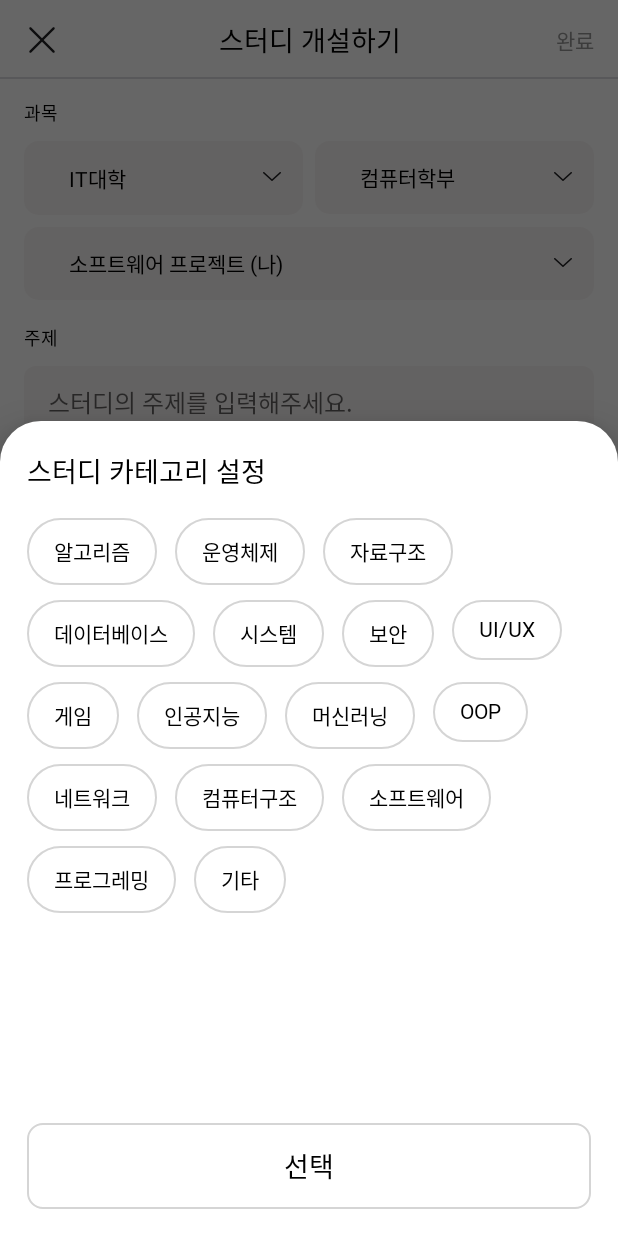
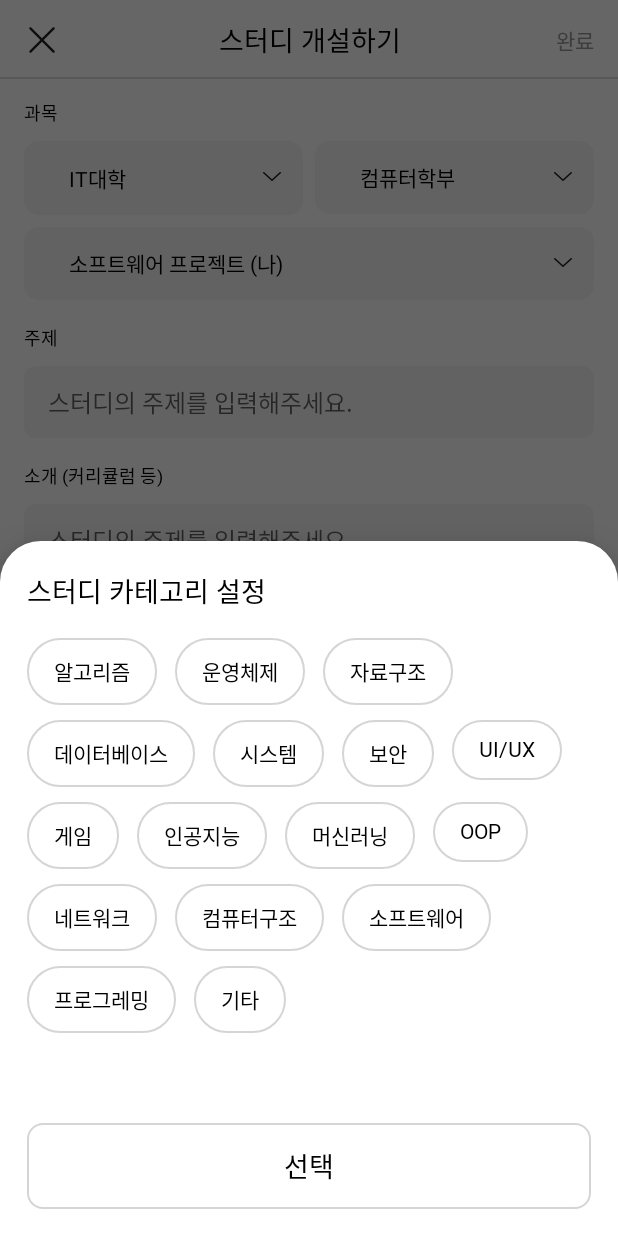
Before and after one commit to SSUtudy-Team/SSUtudy-AOS, an Android app: the fragment CreateBottomSheetDialogFragment placed in its activity, on a phone screen of 412 x 824 dp. Run offline under Robolectric (Android 15) with nearby library versions, the phone set to English and light mode, and no system bars; our stand-ins replace FlexboxLayout, data binding.

Commit message:
[ui] CreateBottomSheetDialogFragment 마진값 변경

```diff
--- a/app/src/main/res/layout/fragment_create_bottom_sheet.xml
+++ b/app/src/main/res/layout/fragment_create_bottom_sheet.xml
@@ -27,7 +27,7 @@
         android:id="@+id/btn_create_bottom_sheet"
         android:layout_width="match_parent"
         android:layout_height="wrap_content"
-        android:layout_marginTop="130dp"
+        android:layout_marginTop="50dp"
         android:background="@drawable/bg_enable_selector_gray_sky_radius_10"
         android:enabled="false"
         android:paddingVertical="15dp"
```
